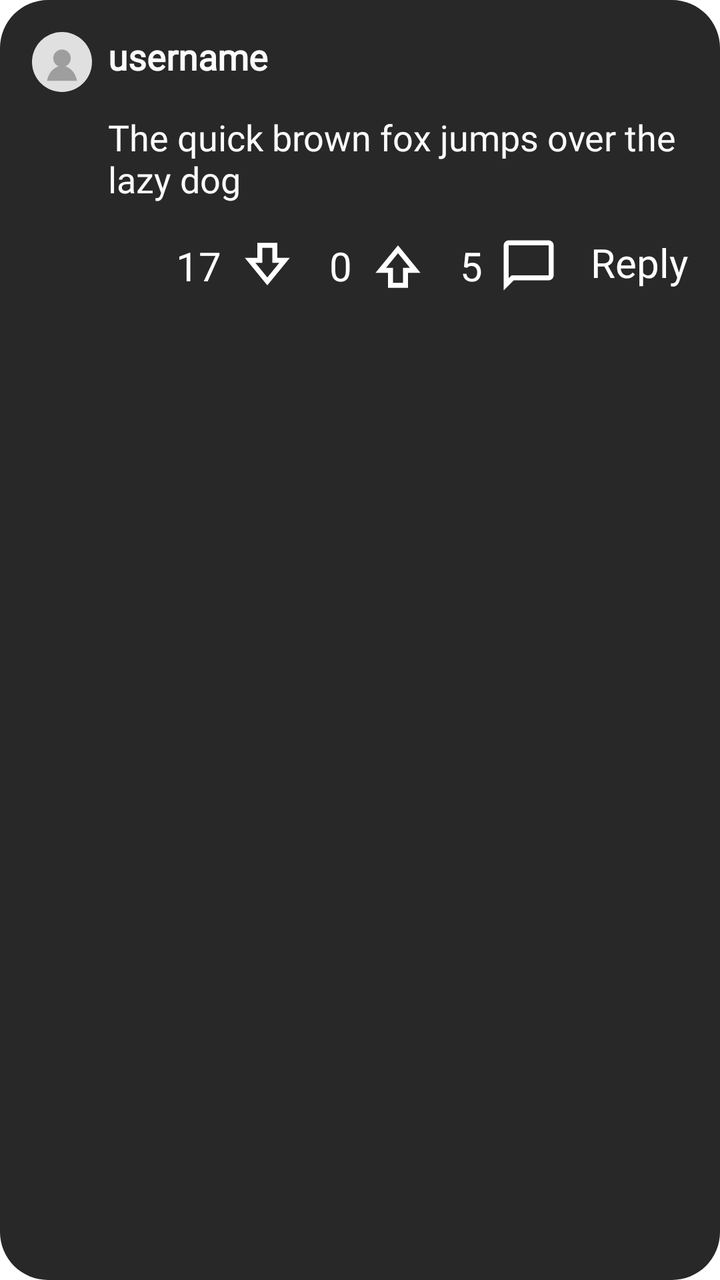
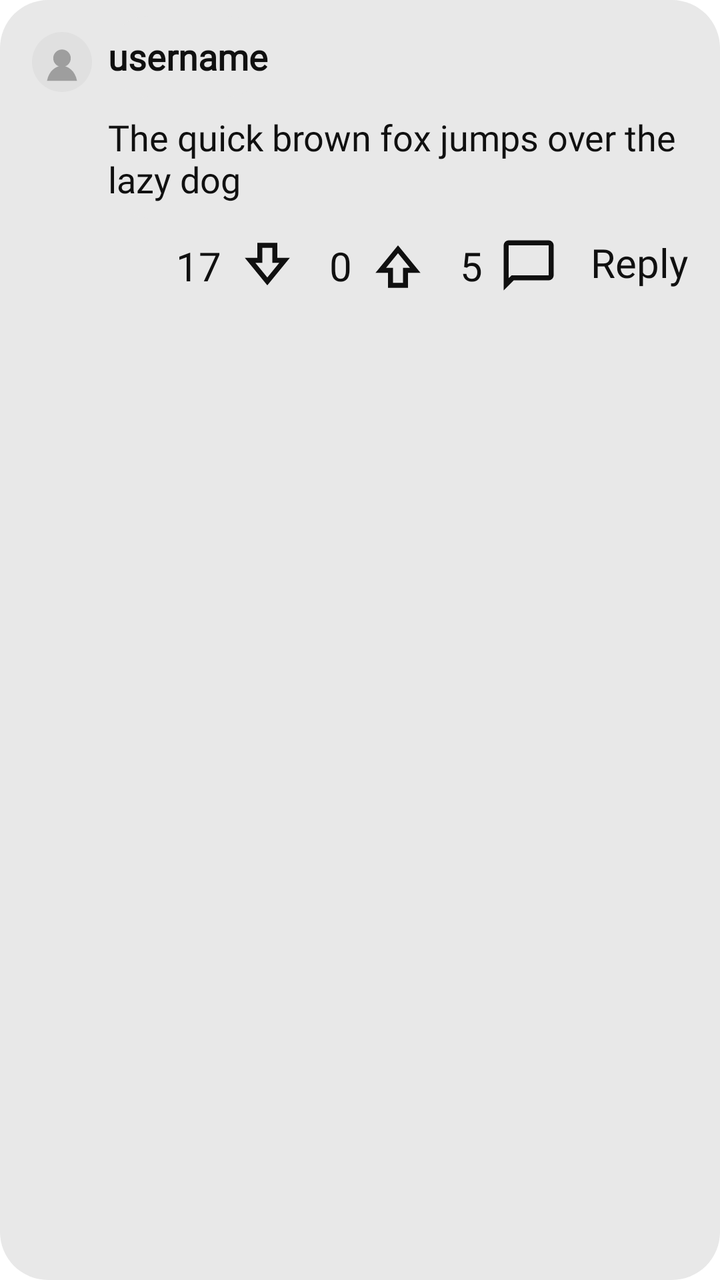

The first picture is an Android layout as it rendered before a commit; the second is the same layout after the commit. The layout source and the unified diff follow.
<!-- AndroidManifest.xml: application theme Theme.MyApplication_Java -->
<!-- res/layout/item_comment.xml -->
<?xml version="1.0" encoding="utf-8"?>
<androidx.constraintlayout.widget.ConstraintLayout xmlns:android="http://schemas.android.com/apk/res/android"
    android:layout_width="match_parent"
    android:layout_height="wrap_content"
    xmlns:app="http://schemas.android.com/apk/res-auto"
    xmlns:tools="http://schemas.android.com/tools"
    android:background="@drawable/rounded_box"
    android:paddingBottom="16dp"
    android:padding="8dp">

    <TextView
        android:id="@+id/user_name"
        android:layout_width="wrap_content"
        android:layout_height="wrap_content"
        android:layout_marginStart="8dp"
        android:background="@drawable/rounded_box"
        android:fontFamily="@font/inter_bold"
        android:paddingTop="8dp"
        android:paddingBottom="8dp"
        android:text="username"
        android:textColor="#FBFBFB"
        android:textSize="18sp"
        android:textStyle="bold"
        app:layout_constraintStart_toEndOf="@+id/profile_picture"
        app:layout_constraintTop_toTopOf="parent" />

    <ImageView
        android:id="@+id/profile_picture"
        android:layout_width="30dp"
        android:layout_height="30dp"
        android:layout_marginStart="8dp"
        android:layout_marginTop="8dp"
        app:layout_constraintStart_toStartOf="parent"
        app:layout_constraintTop_toTopOf="parent"
        android:src="@drawable/profile_placeholder" />

    <TextView
        android:id="@+id/content_text"
        android:layout_width="0dp"
        android:layout_height="wrap_content"
        android:layout_marginStart="8dp"
        android:layout_marginEnd="8dp"
        android:background="@drawable/rounded_box"
        android:fontFamily="@font/inter"
        android:paddingTop="8dp"
        android:paddingBottom="8dp"
        android:text="The quick brown fox jumps over the lazy dog"
        android:textColor="#FBFBFB"
        android:textSize="18sp"
        app:layout_constraintEnd_toEndOf="parent"
        app:layout_constraintStart_toEndOf="@+id/profile_picture"
        app:layout_constraintTop_toBottomOf="@id/user_name" />

    <ImageView
        android:id="@+id/comments_icon"
        android:layout_width="30dp"
        android:layout_height="30dp"
        android:layout_marginTop="8dp"
        android:layout_marginRight="16dp"
        android:src="@drawable/comment_bubble_icon"
        app:layout_constraintRight_toLeftOf="@id/reply_button"
        app:layout_constraintTop_toBottomOf="@id/content_text" />

    <TextView
        android:id="@+id/comments_num"
        android:layout_width="wrap_content"
        android:layout_height="wrap_content"
        android:layout_marginEnd="8dp"
        android:fontFamily="@font/inter_bold"
        android:text="5"
        android:textColor="#FFFFFF"
        android:textSize="20sp"
        app:layout_constraintBottom_toBottomOf="@+id/comments_icon"
        app:layout_constraintEnd_toStartOf="@+id/comments_icon"
        app:layout_constraintTop_toTopOf="@+id/comments_icon" />

    <ImageView
        android:id="@+id/upvote_icon"
        android:layout_width="30dp"
        android:layout_height="30dp"
        android:layout_marginEnd="16dp"
        android:src="@drawable/upvote_icon"
        app:layout_constraintBottom_toBottomOf="@+id/comments_icon"
        app:layout_constraintEnd_toStartOf="@id/comments_num"
        app:layout_constraintTop_toTopOf="@+id/comments_icon" />

    <TextView
        android:id="@+id/upvotes_num"
        android:layout_width="wrap_content"
        android:layout_height="wrap_content"
        android:layout_marginEnd="8dp"
        android:fontFamily="@font/inter_bold"
        android:text="0"
        android:textColor="#FFFFFF"
        android:textSize="20sp"
        app:layout_constraintBottom_toBottomOf="@+id/comments_icon"
        app:layout_constraintEnd_toStartOf="@+id/upvote_icon"
        app:layout_constraintTop_toTopOf="@+id/comments_icon" />

    <ImageView
        android:id="@+id/downvote_icon"
        android:layout_width="30dp"
        android:layout_height="30dp"
        android:layout_marginEnd="16dp"
        android:src="@drawable/downvote_icon"
        app:layout_constraintBottom_toBottomOf="@+id/comments_icon"
        app:layout_constraintEnd_toStartOf="@id/upvotes_num"
        app:layout_constraintTop_toTopOf="@+id/comments_icon" />

    <TextView
        android:id="@+id/downvotes_num"
        android:layout_width="wrap_content"
        android:layout_height="wrap_content"
        android:layout_marginEnd="8dp"
        android:fontFamily="@font/inter_bold"
        android:text="17"
        android:textColor="#FFFFFF"
        android:textSize="20sp"
        app:layout_constraintBottom_toBottomOf="@+id/comments_icon"
        app:layout_constraintEnd_toStartOf="@+id/downvote_icon"
        app:layout_constraintTop_toTopOf="@+id/comments_icon" />

    <TextView
        android:id="@+id/reply_button"
        android:layout_width="wrap_content"
        android:layout_height="wrap_content"
        android:layout_marginEnd="8dp"
        android:fontFamily="@font/inter_bold"
        android:text="Reply"
        android:textColor="#FFFFFF"
        android:textSize="20sp"
        app:layout_constraintEnd_toEndOf="parent"
        app:layout_constraintTop_toTopOf="@+id/comments_icon" />

    <include
        android:id="@+id/comment_box"
        layout="@layout/item_reply"
        android:layout_width="match_parent"
        android:layout_height="wrap_content"
        android:layout_marginTop="16dp"
        android:visibility="gone"
        app:layout_constraintEnd_toEndOf="parent"
        app:layout_constraintStart_toStartOf="parent"
        app:layout_constraintTop_toBottomOf="@+id/reply_button" />


</androidx.constraintlayout.widget.ConstraintLayout>
<!-- res/layout/item_reply.xml (included above) -->
<?xml version="1.0" encoding="utf-8"?>
<androidx.constraintlayout.widget.ConstraintLayout xmlns:android="http://schemas.android.com/apk/res/android"
    android:layout_width="match_parent"
    android:layout_height="wrap_content"
    xmlns:app="http://schemas.android.com/apk/res-auto"
    xmlns:tools="http://schemas.android.com/tools"
    android:background="@drawable/rounded_box"
    android:padding="8dp">

    <ImageView
        android:id="@+id/profile_picture"
        android:layout_width="30dp"
        android:layout_height="30dp"
        android:layout_marginStart="8dp"
        android:layout_marginTop="8dp"
        app:layout_constraintStart_toStartOf="parent"
        app:layout_constraintTop_toTopOf="parent"
        android:src="@drawable/profile_placeholder" />

    <EditText
        android:id="@+id/reply_text"
        android:layout_width="0dp"
        android:layout_height="wrap_content"
        android:layout_marginStart="8dp"
        android:layout_marginEnd="8dp"
        android:background="@drawable/rounded_box"
        android:fontFamily="@font/inter"
        android:hint="Reply"
        android:paddingTop="8dp"
        android:paddingBottom="8dp"
        android:minHeight="48dp"
        android:textColor="#FBFBFB"
        android:textColorHint="@color/white"
        android:textSize="18sp"
        app:layout_constraintEnd_toEndOf="parent"
        app:layout_constraintStart_toEndOf="@+id/profile_picture"
        app:layout_constraintTop_toTopOf="parent" />

    <TextView
        android:id="@+id/send_reply"
        android:layout_width="wrap_content"
        android:layout_height="wrap_content"
        android:layout_marginTop="8dp"
        android:layout_marginEnd="8dp"
        android:layout_marginBottom="8dp"
        android:fontFamily="@font/inter_bold"
        android:text="Reply"
        android:textColor="#FFFFFF"
        android:textSize="20sp"
        app:layout_constraintBottom_toBottomOf="parent"
        app:layout_constraintEnd_toEndOf="parent"
        app:layout_constraintTop_toBottomOf="@+id/reply_text" />

    <TextView
        android:id="@+id/cancel_button"
        android:layout_width="wrap_content"
        android:layout_height="wrap_content"
        android:layout_marginTop="8dp"
        android:layout_marginEnd="16dp"
        android:layout_marginBottom="8dp"
        android:fontFamily="@font/inter_bold"
        android:text="Cancel"
        android:textColor="#FFFFFF"
        android:textSize="20sp"
        app:layout_constraintBottom_toBottomOf="parent"
        app:layout_constraintEnd_toStartOf="@+id/send_reply"
        app:layout_constraintTop_toBottomOf="@+id/reply_text"
        app:layout_constraintVertical_bias="1.0" />

</androidx.constraintlayout.widget.ConstraintLayout>
<!-- resources referenced by this layout -->
<resources>
  <color name="white">#FFFFFFFF</color>
  <!-- drawable comment_bubble_icon (drawable) -->
  <vector xmlns:android="http://schemas.android.com/apk/res/android" android:height="24dp" android:tint="#FFFFFF" android:viewportHeight="960" android:viewportWidth="960" android:width="24dp">
        
      <path android:fillColor="@android:color/white" android:pathData="M80,880L80,160Q80,127 103.5,103.5Q127,80 160,80L800,80Q833,80 856.5,103.5Q880,127 880,160L880,640Q880,673 856.5,696.5Q833,720 800,720L240,720L80,880ZM206,640L800,640Q800,640 800,640Q800,640 800,640L800,160Q800,160 800,160Q800,160 800,160L160,160Q160,160 160,160Q160,160 160,160L160,685L206,640ZM160,640L160,640L160,160Q160,160 160,160Q160,160 160,160L160,160Q160,160 160,160Q160,160 160,160L160,640Q160,640 160,640Q160,640 160,640Z"/>
      
  </vector>
  <!-- drawable downvote_icon (drawable) -->
  <vector xmlns:android="http://schemas.android.com/apk/res/android" android:height="24dp" android:tint="#FFFFFF" android:viewportHeight="960" android:viewportWidth="960" android:width="24dp">
  
      <group
          android:pivotX="480"
          android:pivotY="480"
          android:rotation="180">
  
          <path android:fillColor="@android:color/white" android:pathData="M320,840L320,600L120,600L480,160L840,600L640,600L640,840L320,840ZM400,760L560,760L560,520L671,520L480,286L289,520L400,520L400,760ZM480,520L480,520L480,520L480,520L480,520L480,520L480,520Z"/>
      </group>
  
  </vector>
  <!-- drawable rounded_box (drawable) -->
  <shape xmlns:android="http://schemas.android.com/apk/res/android">
  
      <solid android:color="#282828"/>
  
      <corners android:radius="24dp"/>
  
  </shape>
  <!-- drawable upvote_icon (drawable) -->
  <vector xmlns:android="http://schemas.android.com/apk/res/android" android:height="24dp" android:tint="#FFFFFF" android:viewportHeight="960" android:viewportWidth="960" android:width="24dp">
        
      <path android:fillColor="@android:color/white" android:pathData="M320,840L320,600L120,600L480,160L840,600L640,600L640,840L320,840ZM400,760L560,760L560,520L671,520L480,286L289,520L400,520L400,760ZM480,520L480,520L480,520L480,520L480,520L480,520L480,520Z"/>
      
  </vector>
  <style name="Theme.MyApplication_Java" parent="Theme.MaterialComponents.DayNight.NoActionBar">
          
          <item name="colorPrimary">@color/purple_500</item>
          <item name="colorPrimaryVariant">@color/purple_700</item>
          <item name="colorOnPrimary">@color/white</item>
          
          <item name="colorSecondary">@color/teal_200</item>
          <item name="colorSecondaryVariant">@color/teal_700</item>
          <item name="colorOnSecondary">@color/black</item>
          
          <item name="android:statusBarColor">?attr/colorPrimaryVariant</item>
          
      </style>
  <color name="purple_500">#FF6200EE</color>
  <color name="purple_700">#FF3700B3</color>
  <color name="teal_200">#FF03DAC5</color>
  <color name="teal_700">#FF018786</color>
  <color name="black">#FF000000</color>
  <!-- unchanged entries left out for length: 1 -->
</resources>

<!-- the commit's change to res/layout/item_comment.xml (unified diff, before → after) -->
@@ -18,7 +18,7 @@
         android:paddingTop="8dp"
         android:paddingBottom="8dp"
         android:text="username"
-        android:textColor="#FBFBFB"
+        android:textColor="@color/text_primary"
         android:textSize="18sp"
         android:textStyle="bold"
         app:layout_constraintStart_toEndOf="@+id/profile_picture"
@@ -45,7 +45,7 @@
         android:paddingTop="8dp"
         android:paddingBottom="8dp"
         android:text="The quick brown fox jumps over the lazy dog"
-        android:textColor="#FBFBFB"
+        android:textColor="@color/text_primary"
         android:textSize="18sp"
         app:layout_constraintEnd_toEndOf="parent"
         app:layout_constraintStart_toEndOf="@+id/profile_picture"
@@ -68,7 +68,7 @@
         android:layout_marginEnd="8dp"
         android:fontFamily="@font/inter_bold"
         android:text="5"
-        android:textColor="#FFFFFF"
+        android:textColor="@color/text_primary"
         android:textSize="20sp"
         app:layout_constraintBottom_toBottomOf="@+id/comments_icon"
         app:layout_constraintEnd_toStartOf="@+id/comments_icon"
@@ -91,7 +91,7 @@
         android:layout_marginEnd="8dp"
         android:fontFamily="@font/inter_bold"
         android:text="0"
-        android:textColor="#FFFFFF"
+        android:textColor="@color/text_primary"
         android:textSize="20sp"
         app:layout_constraintBottom_toBottomOf="@+id/comments_icon"
         app:layout_constraintEnd_toStartOf="@+id/upvote_icon"
@@ -114,7 +114,7 @@
         android:layout_marginEnd="8dp"
         android:fontFamily="@font/inter_bold"
         android:text="17"
-        android:textColor="#FFFFFF"
+        android:textColor="@color/text_primary"
         android:textSize="20sp"
         app:layout_constraintBottom_toBottomOf="@+id/comments_icon"
         app:layout_constraintEnd_toStartOf="@+id/downvote_icon"
@@ -127,7 +127,7 @@
         android:layout_marginEnd="8dp"
         android:fontFamily="@font/inter_bold"
         android:text="Reply"
-        android:textColor="#FFFFFF"
+        android:textColor="@color/text_primary"
         android:textSize="20sp"
         app:layout_constraintEnd_toEndOf="parent"
         app:layout_constraintTop_toTopOf="@+id/comments_icon" />
@@ -177,8 +177,8 @@
         android:paddingTop="8dp"
         android:paddingBottom="8dp"
         android:minHeight="48dp"
-        android:textColor="#FBFBFB"
-        android:textColorHint="@color/white"
+        android:textColor="@color/text_primary"
+        android:textColorHint="@color/text_muted"
         android:textSize="18sp"
         app:layout_constraintEnd_toEndOf="parent"
         app:layout_constraintStart_toEndOf="@+id/profile_picture"
@@ -193,7 +193,7 @@
         android:layout_marginBottom="8dp"
         android:fontFamily="@font/inter_bold"
         android:text="Reply"
-        android:textColor="#FFFFFF"
+        android:textColor="@color/text_primary"
         android:textSize="20sp"
         app:layout_constraintBottom_toBottomOf="parent"
         app:layout_constraintEnd_toEndOf="parent"
@@ -208,7 +208,7 @@
         android:layout_marginBottom="8dp"
         android:fontFamily="@font/inter_bold"
         android:text="Cancel"
-        android:textColor="#FFFFFF"
+        android:textColor="@color/text_primary"
         android:textSize="20sp"
         app:layout_constraintBottom_toBottomOf="parent"
         app:layout_constraintEnd_toStartOf="@+id/send_reply"
<!-- resource entries referenced after the edit -->
@@ -1,14 +1,15 @@
 <!-- resources referenced by this layout -->
 <resources>
-  <color name="white">#FFFFFFFF</color>
+  <color name="text_muted">#FF5F5D5D</color>
+  <color name="text_primary">#FF101010</color>
   <!-- drawable comment_bubble_icon (drawable) -->
-  <vector xmlns:android="http://schemas.android.com/apk/res/android" android:height="24dp" android:tint="#FFFFFF" android:viewportHeight="960" android:viewportWidth="960" android:width="24dp">
+  <vector xmlns:android="http://schemas.android.com/apk/res/android" android:height="24dp" android:tint="@color/icon_tint" android:viewportHeight="960" android:viewportWidth="960" android:width="24dp">
         
       <path android:fillColor="@android:color/white" android:pathData="M80,880L80,160Q80,127 103.5,103.5Q127,80 160,80L800,80Q833,80 856.5,103.5Q880,127 880,160L880,640Q880,673 856.5,696.5Q833,720 800,720L240,720L80,880ZM206,640L800,640Q800,640 800,640Q800,640 800,640L800,160Q800,160 800,160Q800,160 800,160L160,160Q160,160 160,160Q160,160 160,160L160,685L206,640ZM160,640L160,640L160,160Q160,160 160,160Q160,160 160,160L160,160Q160,160 160,160Q160,160 160,160L160,640Q160,640 160,640Q160,640 160,640Z"/>
       
   </vector>
   <!-- drawable downvote_icon (drawable) -->
-  <vector xmlns:android="http://schemas.android.com/apk/res/android" android:height="24dp" android:tint="#FFFFFF" android:viewportHeight="960" android:viewportWidth="960" android:width="24dp">
+  <vector xmlns:android="http://schemas.android.com/apk/res/android" android:height="24dp" android:tint="@color/icon_tint" android:viewportHeight="960" android:viewportWidth="960" android:width="24dp">
   
       <group
           android:pivotX="480"
@@ -22,35 +23,47 @@
   <!-- drawable rounded_box (drawable) -->
   <shape xmlns:android="http://schemas.android.com/apk/res/android">
   
-      <solid android:color="#282828"/>
+      <solid android:color="@color/surface_container"/>
   
       <corners android:radius="24dp"/>
   
   </shape>
   <!-- drawable upvote_icon (drawable) -->
-  <vector xmlns:android="http://schemas.android.com/apk/res/android" android:height="24dp" android:tint="#FFFFFF" android:viewportHeight="960" android:viewportWidth="960" android:width="24dp">
+  <vector xmlns:android="http://schemas.android.com/apk/res/android" android:height="24dp" android:tint="@color/icon_tint" android:viewportHeight="960" android:viewportWidth="960" android:width="24dp">
         
       <path android:fillColor="@android:color/white" android:pathData="M320,840L320,600L120,600L480,160L840,600L640,600L640,840L320,840ZM400,760L560,760L560,520L671,520L480,286L289,520L400,520L400,760ZM480,520L480,520L480,520L480,520L480,520L480,520L480,520Z"/>
       
   </vector>
   <style name="Theme.MyApplication_Java" parent="Theme.MaterialComponents.DayNight.NoActionBar">
           
-          <item name="colorPrimary">@color/purple_500</item>
-          <item name="colorPrimaryVariant">@color/purple_700</item>
-          <item name="colorOnPrimary">@color/white</item>
+          <item name="colorPrimary">@color/text_primary</item>
+          <item name="colorPrimaryVariant">@color/text_primary</item>
+          <item name="colorOnPrimary">@color/text_on_inverse</item>
+          <item name="colorSecondary">@color/text_primary</item>
+          <item name="colorSecondaryVariant">@color/text_primary</item>
+          <item name="colorOnSecondary">@color/text_on_inverse</item>
+  
           
-          <item name="colorSecondary">@color/teal_200</item>
-          <item name="colorSecondaryVariant">@color/teal_700</item>
-          <item name="colorOnSecondary">@color/black</item>
+          <item name="android:windowBackground">@color/surface</item>
+          <item name="colorSurface">@color/surface_container</item>
+          <item name="colorOnSurface">@color/text_primary</item>
+          <item name="colorError">@color/danger</item>
+          <item name="colorOnError">@color/text_on_inverse</item>
+  
+          <item name="android:textColorPrimary">@color/text_primary</item>
+          <item name="android:textColorSecondary">@color/text_muted</item>
+          <item name="android:textColorHint">@color/text_hint</item>
+  
           
-          <item name="android:statusBarColor">?attr/colorPrimaryVariant</item>
-          
+          <item name="android:statusBarColor">@android:color/transparent</item>
+          <item name="android:navigationBarColor">@android:color/transparent</item>
       </style>
-  <color name="purple_500">#FF6200EE</color>
-  <color name="purple_700">#FF3700B3</color>
-  <color name="teal_200">#FF03DAC5</color>
-  <color name="teal_700">#FF018786</color>
-  <color name="black">#FF000000</color>
+  <color name="icon_tint">#FF101010</color>
+  <color name="surface_container">#FFE8E8E8</color>
+  <color name="text_on_inverse">#FFFFFFFF</color>
+  <color name="surface">#FFFFFFFF</color>
+  <color name="danger">#FFB3261E</color>
+  <color name="text_hint">#FF8A8A8A</color>
   <!-- unchanged entries left out for length: 1 -->
 </resources>
 
